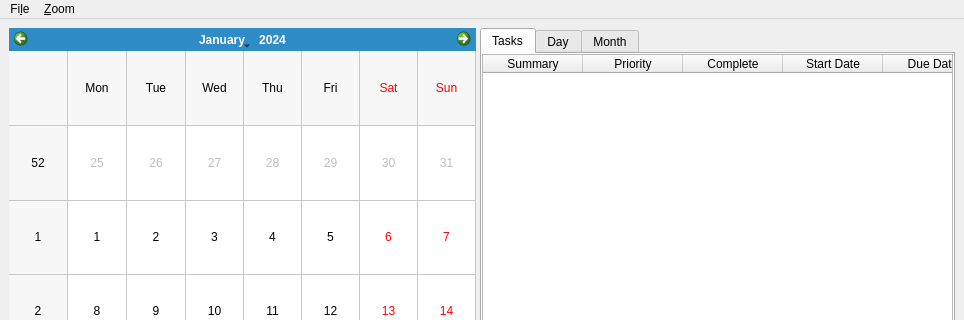
Qt form src/todocalendar/ui/main_window.ui (anetczuk/hanlendar) before a commit; both pictures show x 0 to 964 and y 0 to 320 of the 964 by 723 pixel window.
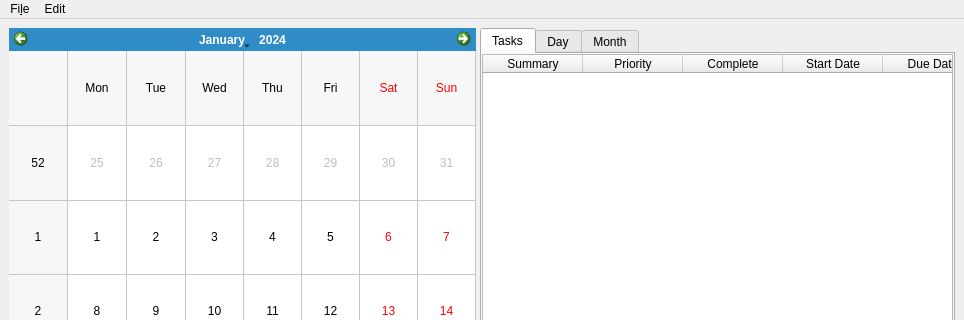
The same form after that commit. Custom widgets are drawn as their Qt base class.

Commit message: Add settings dialog

Diff of the .ui file:
```diff
--- a/src/todocalendar/ui/main_window.ui
+++ b/src/todocalendar/ui/main_window.ui
@@ -232,15 +232,15 @@
     </property>
     <addaction name="actionExit"/>
    </widget>
-   <widget class="QMenu" name="menuZoom">
+   <widget class="QMenu" name="menuEdit">
     <property name="title">
-     <string>&amp;Zoom</string>
+     <string>Edit</string>
     </property>
     <addaction name="actionZoom_In"/>
     <addaction name="actionZoom_Out"/>
    </widget>
    <addaction name="menuConnect"/>
-   <addaction name="menuZoom"/>
+   <addaction name="menuEdit"/>
   </widget>
   <widget class="QStatusBar" name="statusbar"/>
   <action name="actionExit">
```
Left out of the diff: 13 changed lines with no effect on the pictures. The commit also changes 3 other files.
